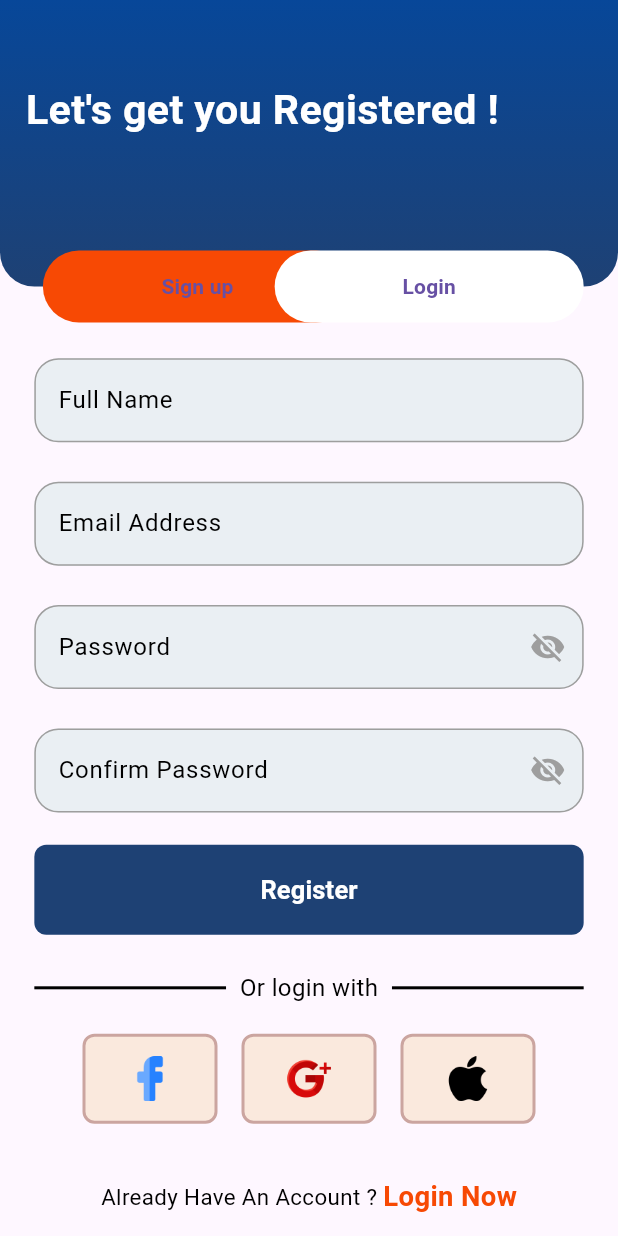
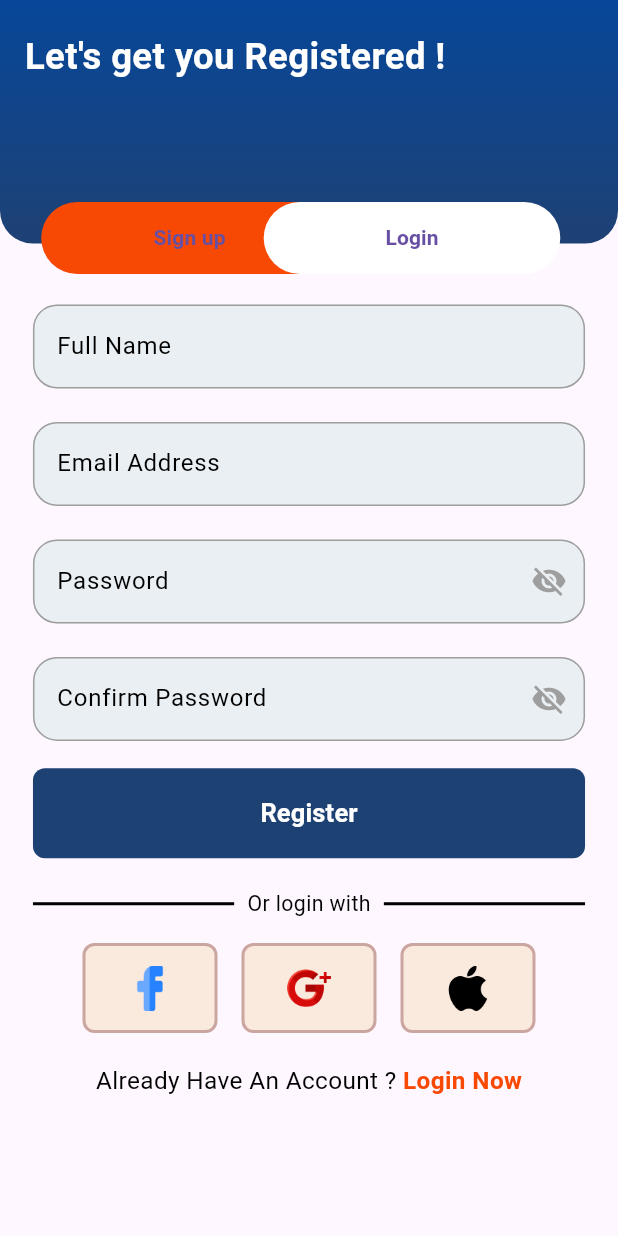
Before and after one commit to Campus-Trade/Campus-Trade, a Flutter app: the screen it shows after launch, after a tap on "Sign up", on a phone screen of 412 x 824 dp. Run offline on Flutter 3.47's test engine with Material 3 defaults, Android fonts, the phone set to English and light mode, and no system bars; our stand-ins replace flutter_screenutil.

Commit message:
resposive ui

```diff
--- a/lib/pages/login_page.dart
+++ b/lib/pages/login_page.dart
@@ -38,8 +38,8 @@ class LoginPage extends StatelessWidget {
                 ),
               ),
               Positioned(
-                top: 45,
-                left: 15,
+                top: 20.h,
+                left: 15.w,
                 child: Text(
                   "Let's get you Login !",
                   style: TextStyle(
@@ -70,8 +70,8 @@ class LoginPage extends StatelessWidget {
                         ),
                       );
                     },
-                    child: Center(
-                      child: const Text(
+                    child: const Center(
+                      child: Text(
                         "Sign up",
                         style: TextStyle(
                           fontWeight: FontWeight.bold,
@@ -88,7 +88,7 @@ class LoginPage extends StatelessWidget {
                 child: Container(
                   decoration: BoxDecoration(
                     borderRadius: BorderRadius.circular(40).w,
-                    color: Color.fromARGB(255, 247, 73, 4),
+                    color: const Color.fromARGB(255, 247, 73, 4),
                   ),
                   width: 180.w,
                   child: TextButton(
@@ -136,7 +136,7 @@ class LoginPage extends StatelessWidget {
                       'Forget password ',
                       style: TextStyle(
                         fontSize: 17.sp,
-                        color: Color.fromARGB(255, 247, 73, 4),
+                        color: const Color.fromARGB(255, 247, 73, 4),
                       ),
                     ),
                   ],
@@ -184,13 +184,14 @@ class LoginPage extends StatelessWidget {
                     Item(icon: Image.asset('assets/image/apple_731985.png')),
                   ],
                 ),
-                SizedBox(height: 120.h),
+                SizedBox(height: 20.h),
                 Row(
                   mainAxisAlignment: MainAxisAlignment.center,
                   children: [
-                    const Text(
+                    Text(
                       'Don\'t Have An Account?   ',
                       style: TextStyle(
+                        fontSize: 16.sp,
                         color: Colors.black,
                       ),
                     ),
@@ -209,7 +210,7 @@ class LoginPage extends StatelessWidget {
                         'Register Here',
                         style: TextStyle(
                           fontSize: 16.sp,
-                          color: Color.fromARGB(255, 247, 73, 4),
+                          color: const Color.fromARGB(255, 247, 73, 4),
                           fontWeight: FontWeight.bold,
                         ),
                       ),
--- a/lib/pages/signup_page.dart
+++ b/lib/pages/signup_page.dart
@@ -10,11 +10,15 @@ class SignupPage extends StatelessWidget {
 
   @override
   Widget build(BuildContext context) {
+    ScreenUtil.init(context,
+        designSize: const Size(375, 812),
+        minTextAdapt: true,
+        splitScreenMode: true);
     return Scaffold(
       body: SafeArea(
+        child: SingleChildScrollView(
           child: Column(
             children: [
-            ///////////////////////////////////
               Stack(
                 clipBehavior: Clip.none,
                 children: [
@@ -24,8 +28,8 @@ class SignupPage extends StatelessWidget {
                     height: 160.h,
                     decoration: BoxDecoration(
                       borderRadius: BorderRadius.only(
-                      bottomLeft: Radius.circular(20).w,
-                      bottomRight: Radius.circular(20).w,
+                        bottomLeft: const Radius.circular(20).w,
+                        bottomRight: const Radius.circular(20).w,
                       ),
                       gradient: const LinearGradient(
                         colors: [
@@ -38,7 +42,7 @@ class SignupPage extends StatelessWidget {
                     ),
                   ),
                   Positioned(
-                  top: 45.h,
+                    top: 20.h,
                     left: 15.w,
                     child: Text(
                       "Let's get you Registered !",
@@ -49,14 +53,13 @@ class SignupPage extends StatelessWidget {
                       ),
                     ),
                   ),
-                ///////////////////////////////////////////////
                   Positioned(
                     left: 25.w,
                     bottom: -20.h,
                     child: Container(
                       decoration: BoxDecoration(
                         borderRadius: BorderRadius.circular(40).w,
-                      color: Color.fromARGB(255, 247, 73, 4),
+                        color: const Color.fromARGB(255, 247, 73, 4),
                       ),
                       width: 180.w,
                       child: TextButton(
@@ -81,7 +84,6 @@ class SignupPage extends StatelessWidget {
                       ),
                     ),
                   ),
-                ///////////////////////////////////////////////
                   Positioned(
                     left: 160.w,
                     bottom: -20.h,
@@ -113,8 +115,6 @@ class SignupPage extends StatelessWidget {
                   ),
                 ],
               ),
-
-            /////////////////////////
               Padding(
                 padding: const EdgeInsets.symmetric(horizontal: 20).w,
                 child: Column(
@@ -153,7 +153,7 @@ class SignupPage extends StatelessWidget {
                           ),
                         ),
                         Padding(
-                        padding: EdgeInsets.symmetric(horizontal: 8).w,
+                          padding: const EdgeInsets.symmetric(horizontal: 8).w,
                           child: Text(
                             'Or login with',
                             style: TextStyle(
@@ -175,24 +175,25 @@ class SignupPage extends StatelessWidget {
                       mainAxisAlignment: MainAxisAlignment.center,
                       children: [
                         Item(
-                          icon:
-                              Image.asset('assets/image/facebook_1076990.png')),
+                            icon: Image.asset(
+                                'assets/image/facebook_1076990.png')),
                         const SizedBox(width: 16),
                         Item(
-                          icon:
-                              Image.asset('assets/image/social_14063314.png')),
+                            icon: Image.asset(
+                                'assets/image/social_14063314.png')),
                         const SizedBox(width: 16),
-                      Item(icon: Image.asset('assets/image/apple_731985.png')),
+                        Item(
+                            icon: Image.asset('assets/image/apple_731985.png')),
                       ],
                     ),
-                  SizedBox(height: 30.h),
+                    SizedBox(height: 20.h),
                     Row(
                       mainAxisAlignment: MainAxisAlignment.center,
                       children: [
                         Text(
                           'Already Have An Account ? ',
                           style: TextStyle(
-                          fontSize: 13.sp,
+                            fontSize: 16.sp,
                             color: Colors.black,
                           ),
                         ),
@@ -211,7 +212,7 @@ class SignupPage extends StatelessWidget {
                             'Login Now',
                             style: TextStyle(
                               fontSize: 16.sp,
-                            color: Color.fromARGB(255, 247, 73, 4),
+                              color: const Color.fromARGB(255, 247, 73, 4),
                               fontWeight: FontWeight.bold,
                             ),
                           ),
@@ -224,6 +225,7 @@ class SignupPage extends StatelessWidget {
             ],
           ),
         ),
+      ),
     );
   }
 }
--- a/lib/widget/button.dart
+++ b/lib/widget/button.dart
@@ -1,7 +1,7 @@
 import 'package:flutter/material.dart';
 
 class CustomButton extends StatelessWidget {
-  CustomButton({required this.name});
+  const CustomButton({super.key, required this.name});
   final String name;
   @override
   Widget build(BuildContext context) {
--- a/lib/widget/icon.dart
+++ b/lib/widget/icon.dart
@@ -3,7 +3,7 @@ import 'package:flutter/material.dart';
 class Item extends StatelessWidget {
   final Widget? icon;
 
-  const Item({Key? key, this.icon}) : super(key: key);
+  const Item({super.key, this.icon});
 
   @override
   Widget build(BuildContext context) {
--- a/lib/widget/text_field.dart
+++ b/lib/widget/text_field.dart
@@ -1,7 +1,7 @@
 import 'package:flutter/material.dart';
 
 class CustomTextField extends StatefulWidget {
-  const CustomTextField({this.hintText, this.isPassword = false});
+  const CustomTextField({super.key, this.hintText, this.isPassword = false});
   final String? hintText;
   final bool isPassword;
 
```
Lines whose indentation alone changed are shown as unchanged.
